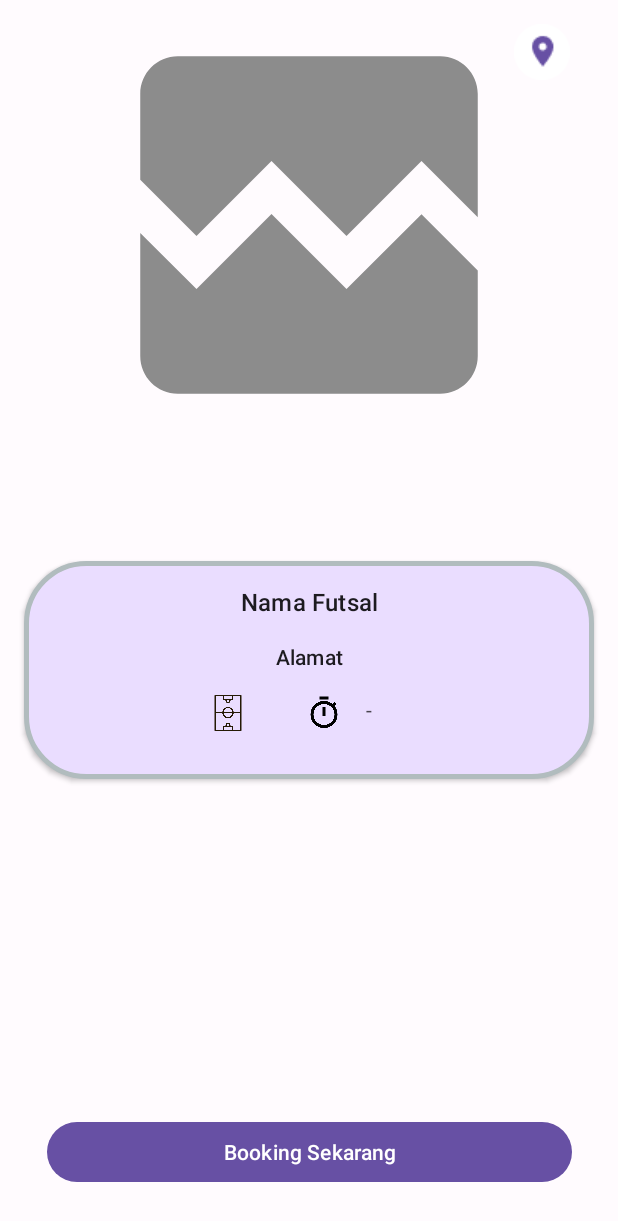
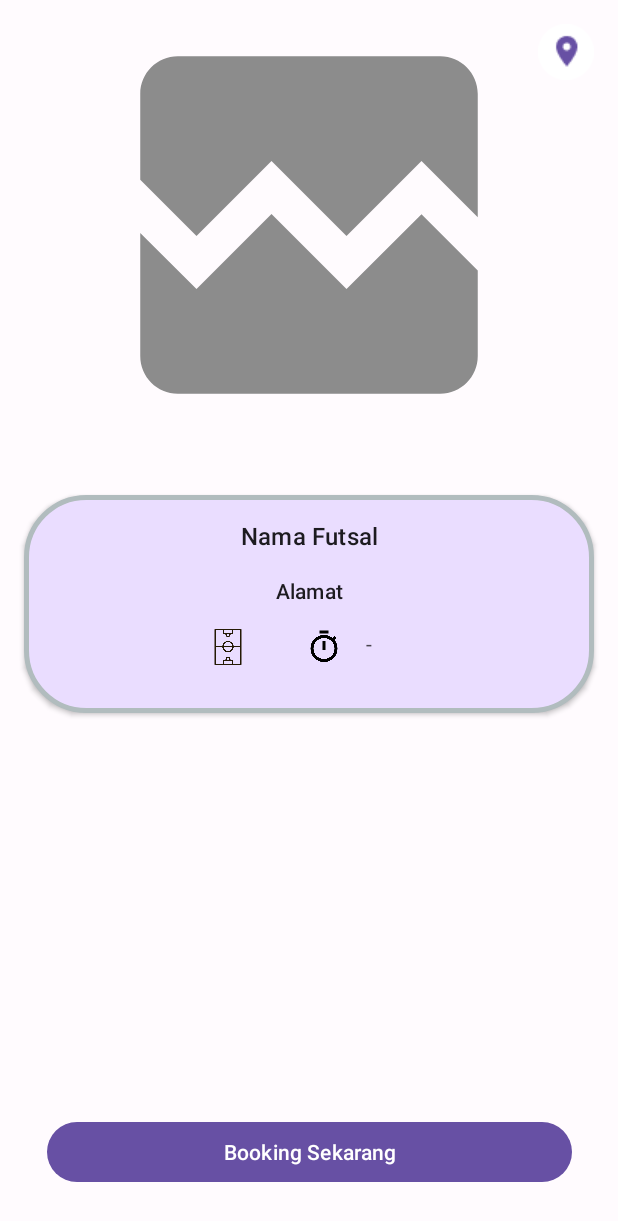
Before and after one commit to abdullahJufri/Booking-Futsal, an Android app: the DetailActivity screen opened directly, with no data from a screen before it, on a phone screen of 412 x 824 dp. Shown: the top 1221 px of the screen. Run offline under Robolectric (Android 15) with nearby library versions, the phone set to English and light mode, and no system bars; pictures from the network do not load; 10 statements that could not run were skipped.

Commit message:
+ fix layout

```diff
--- a/app/src/main/res/layout/activity_detail.xml
+++ b/app/src/main/res/layout/activity_detail.xml
@@ -20,7 +20,7 @@
         app:layout_constraintEnd_toEndOf="parent"
         app:layout_constraintStart_toStartOf="parent"
         app:layout_constraintTop_toTopOf="@+id/img_dtl_photos"
-        app:layout_constraintVertical_bias="0.65">
+        app:layout_constraintVertical_bias="0.57">
 
         <androidx.constraintlayout.widget.ConstraintLayout
             android:layout_width="match_parent"
@@ -143,7 +143,7 @@
         android:layout_width="0dp"
         android:layout_height="wrap_content"
         android:layout_marginTop="16dp"
-        android:layout_marginEnd="32dp"
+        android:layout_marginEnd="16dp"
         android:background="@null"
         app:layout_constraintEnd_toEndOf="parent"
         app:layout_constraintTop_toTopOf="@+id/img_dtl_photos"
--- a/app/src/main/res/layout/item_row_history.xml
+++ b/app/src/main/res/layout/item_row_history.xml
@@ -33,6 +33,7 @@
         </androidx.cardview.widget.CardView>
 
         <TextView
+            style="@style/TextAppearance.Material3.TitleMedium"
             android:id="@+id/tv_item_name"
             android:layout_width="wrap_content"
             android:layout_height="wrap_content"
@@ -48,6 +49,7 @@
 
         <TextView
             android:id="@+id/tv_item_lap"
+            style="@style/TextAppearance.Material3.BodyMedium"
             android:layout_width="wrap_content"
             android:layout_height="wrap_content"
             android:layout_marginStart="16dp"
```
Also changed, not shown: app/src/main/res/drawable/ic_baseline_location_on_24.xml (deleted, +0 -7 lines), app/src/main/res/drawable/ball.png (deleted), app/src/main/res/drawable/lap10.png (deleted), app/src/main/res/drawable/rectanglebg.png (deleted).
